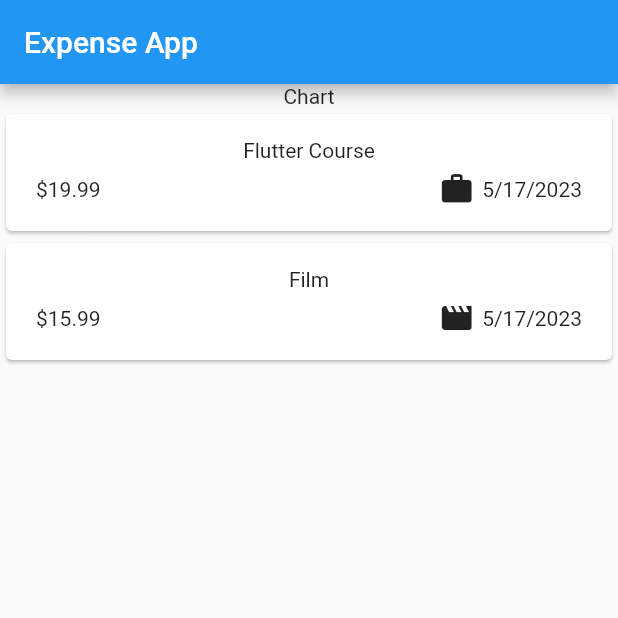
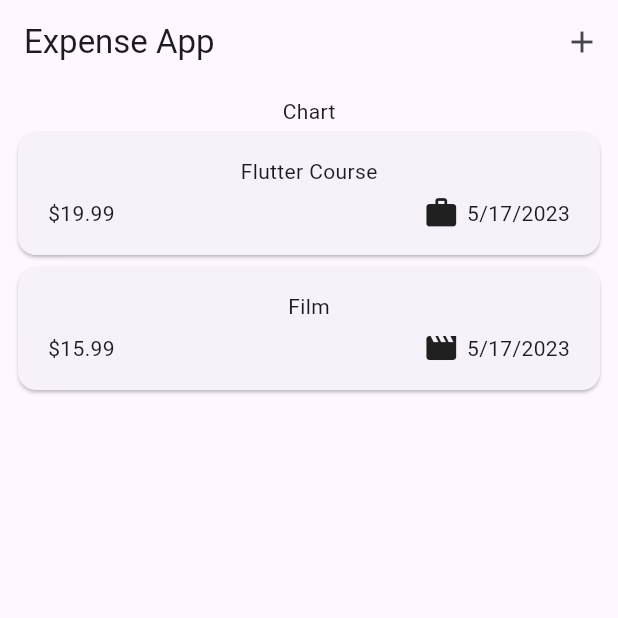
Before and after one commit to NitinNitinRaj/expense_app, a Flutter app: the screen it shows after launch, on a phone screen of 412 x 824 dp, the top half of it. Run offline on Flutter 3.47's test engine with Material 2 defaults, Android fonts, the light colour scheme and no system bars.

Commit message:
Changes to be committed: 	modified:   lib/main.dart 	modified:   lib/pages/expenses.dart

```diff
--- a/lib/main.dart
+++ b/lib/main.dart
@@ -10,9 +10,10 @@
 
   @override
   Widget build(BuildContext context) {
-    return const MaterialApp(
+    return  MaterialApp(
       debugShowCheckedModeBanner: false,
-      home: Expenses(),
+      theme: ThemeData(useMaterial3: true),
+      home: const Expenses(),
     );
   }
 }
--- a/lib/pages/expenses.dart
+++ b/lib/pages/expenses.dart
@@ -28,11 +28,14 @@ class _ExpensesState extends State<Expenses> {
   @override
   Widget build(BuildContext context) {
     return Scaffold(
-      appBar: AppBar(title: const Text("Expense App")),
-      body: Column(children: [
-        const Text("Chart"),
-        Expanded(child: ExpenseList(expenses: _registeredExpenses)),
-      ]),
+      appBar: AppBar(title: const Text("Expense App"),actions: [IconButton(onPressed: (){}, icon: const Icon(Icons.add))],),
+      body: Padding(
+        padding: const EdgeInsets.all(8.0),
+        child: Column(children: [
+          const Text("Chart"),
+          Expanded(child: ExpenseList(expenses: _registeredExpenses)),
+        ]),
+      ),
     );
   }
 }
```
